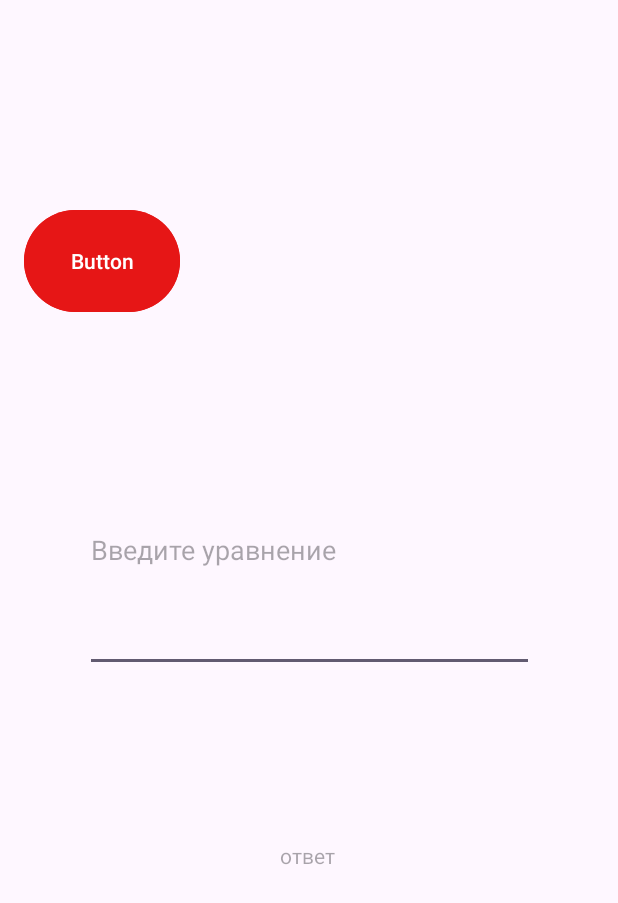
After one commit to Orboobs/Photo_Chem, an Android app: the MainActivity2 screen opened directly, with no data from a screen before it, on a phone screen of 412 x 824 dp. The commit adds this screen. Shown: the top 903 px of the screen. Run offline under Robolectric (Android 15) with nearby library versions, the phone set to English and light mode, and no system bars.

Commit message:
git init

```diff
--- a/app/src/main/AndroidManifest.xml
+++ b/app/src/main/AndroidManifest.xml
@@ -23,6 +23,9 @@
         android:theme="@style/Theme.Camera"
         tools:targetApi="31">
         <activity
+            android:name=".MainActivity2"
+            android:exported="false" />
+        <activity
             android:name=".MainActivity"
             android:exported="true">
             <intent-filter>
--- /dev/null
+++ b/app/src/main/java/com/example/camera/MainActivity2.java
@@ -0,0 +1,26 @@
+package com.example.camera;
+
+import androidx.appcompat.app.AppCompatActivity;
+
+import android.content.Intent;
+import android.os.Bundle;
+import android.view.View;
+import android.widget.Button;
+
+public class MainActivity2 extends AppCompatActivity {
+    public Button nazad;
+
+    @Override
+    protected void onCreate(Bundle savedInstanceState) {
+        super.onCreate(savedInstanceState);
+        setContentView(R.layout.activity_main2);
+        nazad = findViewById(R.id.button2);
+        nazad.setOnClickListener(new View.OnClickListener() {
+            @Override
+            public void onClick(View v) {
+                Intent intent = new Intent(MainActivity2.this, MainActivity.class);
+                startActivity(intent);
+            }
+        });
+    }
+}
--- /dev/null
+++ b/app/src/main/res/layout/activity_main2.xml
@@ -0,0 +1,42 @@
+<?xml version="1.0" encoding="utf-8"?>
+<androidx.constraintlayout.widget.ConstraintLayout xmlns:android="http://schemas.android.com/apk/res/android"
+    xmlns:app="http://schemas.android.com/apk/res-auto"
+    xmlns:tools="http://schemas.android.com/tools"
+    android:layout_width="match_parent"
+    android:layout_height="match_parent"
+    tools:context=".MainActivity2">
+
+    <Button
+        android:id="@+id/button2"
+        android:layout_width="104dp"
+        android:layout_height="76dp"
+        android:layout_marginStart="16dp"
+        android:layout_marginBottom="612dp"
+        android:backgroundTint="#E61616"
+        android:text="Button"
+        app:layout_constraintBottom_toBottomOf="parent"
+        app:layout_constraintStart_toStartOf="parent" />
+
+    <EditText
+        android:id="@+id/editTextText"
+        android:layout_width="299dp"
+        android:layout_height="162dp"
+        android:layout_marginBottom="376dp"
+        android:ems="10"
+        android:inputType="text"
+        android:hint="Введите уравнение"
+        app:layout_constraintBottom_toBottomOf="parent"
+        app:layout_constraintEnd_toEndOf="parent"
+        app:layout_constraintStart_toStartOf="parent" />
+
+    <TextView
+        android:id="@+id/textView4"
+        android:layout_width="wrap_content"
+        android:layout_height="wrap_content"
+        android:layout_marginBottom="244dp"
+        android:hint="ответ"
+        app:layout_constraintBottom_toBottomOf="parent"
+        app:layout_constraintEnd_toEndOf="parent"
+        app:layout_constraintHorizontal_bias="0.498"
+        app:layout_constraintStart_toStartOf="parent" />
+</androidx.constraintlayout.widget.ConstraintLayout>
--- /dev/null
+++ b/app/src/main/res/layout/kalkulator.xml
@@ -0,0 +1,6 @@
+<?xml version="1.0" encoding="utf-8"?>
+<androidx.constraintlayout.widget.ConstraintLayout xmlns:android="http://schemas.android.com/apk/res/android"
+             android:layout_width="match_parent"
+             android:layout_height="match_parent">
+
+</androidx.constraintlayout.widget.ConstraintLayout>
```
Also changed, not shown: app/src/main/java/com/example/camera/MainActivity.java (+23 -1 lines), app/src/main/res/layout/activity_main.xml (+56 -65 lines).
